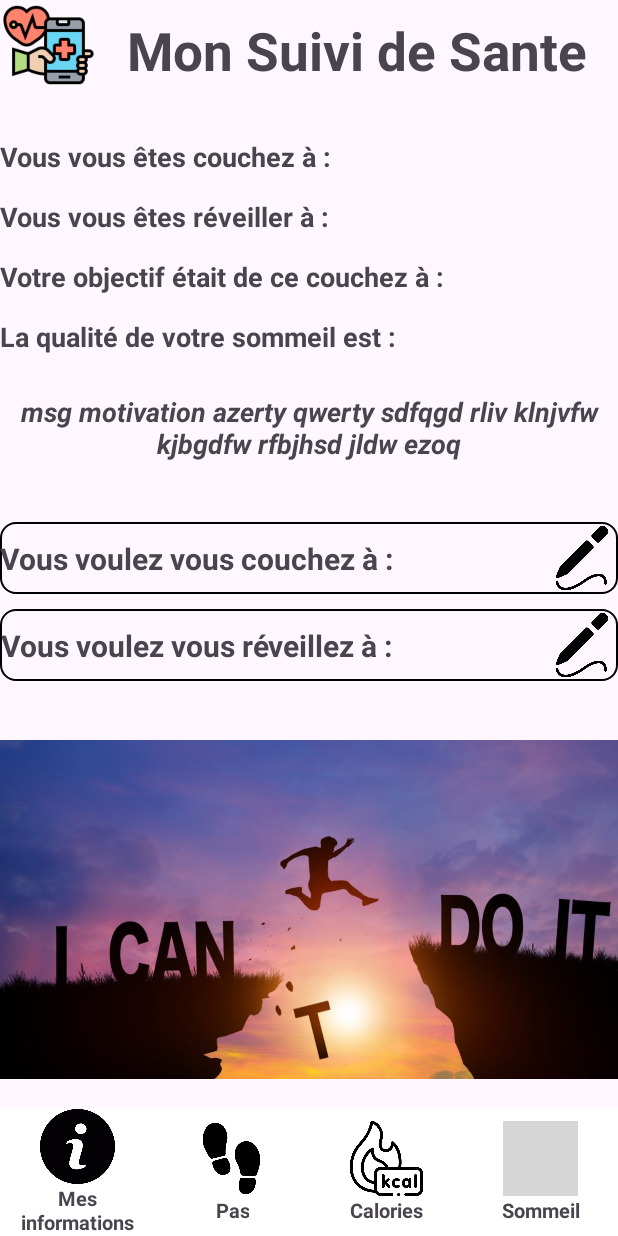
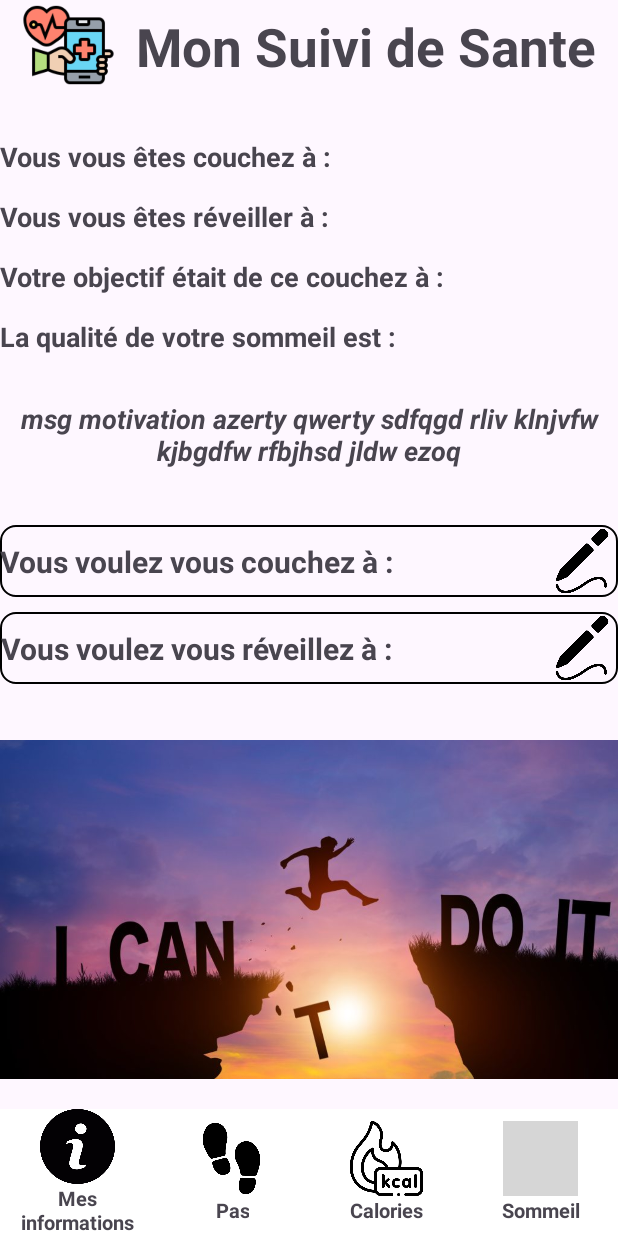
Before and after one commit to Erreur40A/Mon_suivie_de_sante, an Android app: the SommeilActivity screen opened directly, with no data from a screen before it, on a phone screen of 412 x 824 dp. Run offline under Robolectric (Android 15) with nearby library versions, the light colour scheme and no system bars; grey boxes are pictures that could not be loaded.

Commit message:
ajout layout 'entete'

```diff
--- a/app/src/main/res/layout/activity_sommeil.xml
+++ b/app/src/main/res/layout/activity_sommeil.xml
@@ -7,28 +7,9 @@
     android:layout_height="match_parent"
     tools:context=".SommeilActivity">
 
-    <ImageView
-        android:id="@+id/logo"
-        android:layout_width="62dp"
-        android:layout_height="62dp"
-        android:layout_marginStart="1dp"
-        android:adjustViewBounds="true"
-        android:contentDescription="@string/logo_app"
-        app:layout_constraintStart_toStartOf="parent"
-        app:layout_constraintTop_toTopOf="parent"
-        app:srcCompat="@drawable/logo_app" />
-
-    <TextView
-        android:id="@+id/app_name"
-        android:layout_width="wrap_content"
-        android:layout_height="wrap_content"
-        android:layout_marginTop="10dp"
-        android:text="@string/app_name"
-        android:textSize="35sp"
-        android:textStyle="bold"
-        app:layout_constraintEnd_toEndOf="parent"
-        app:layout_constraintStart_toEndOf="@+id/logo"
-        app:layout_constraintTop_toTopOf="parent" />
+    <include
+        layout="@layout/entete"
+        android:id="@+id/entete"/>
 
     <include
         layout="@layout/info_sommeil"
@@ -37,7 +18,7 @@
         android:layout_height="wrap_content"
         app:layout_constraintEnd_toEndOf="parent"
         app:layout_constraintStart_toStartOf="parent"
-        app:layout_constraintTop_toBottomOf="@+id/logo"
+        app:layout_constraintTop_toBottomOf="@id/entete"
         app:layout_constraintBottom_toTopOf="@id/msg_motivation"
         android:layout_marginTop="30dp" />
 
@@ -46,7 +27,7 @@
         layout="@layout/msg_motivation"
         android:layout_width="match_parent"
         android:layout_height="wrap_content"
-        android:layout_marginTop="25sp"
+        android:layout_marginTop="30dp"
         app:layout_constraintEnd_toStartOf="@id/objectif_sommeil"
         app:layout_constraintStart_toEndOf="@id/info_sommeil"
         app:layout_constraintTop_toBottomOf="@id/info_sommeil" />
@@ -57,8 +38,7 @@
         android:layout_width="match_parent"
         android:layout_height="wrap_content"
         app:layout_constraintBottom_toTopOf="@id/img_motivation"
-        app:layout_constraintTop_toBottomOf="@id/msg_motivation"
-        android:layout_marginBottom="0dp" />
+        app:layout_constraintTop_toBottomOf="@id/msg_motivation" />
 
     <ImageView
         android:id="@+id/img_motivation"
@@ -67,13 +47,13 @@
         android:layout_marginBottom="20dp"
         android:adjustViewBounds="true"
         android:contentDescription="@string/image_de_motivation"
-        app:layout_constraintBottom_toTopOf="@+id/include_toolbar"
-        app:layout_constraintEnd_toStartOf="@id/include_toolbar"
+        app:layout_constraintBottom_toTopOf="@id/toolbar"
+        app:layout_constraintEnd_toStartOf="@id/toolbar"
         app:layout_constraintStart_toEndOf="@id/objectif_sommeil"
         app:srcCompat="@drawable/motivation" />
 
     <include
-        android:id="@+id/include_toolbar"
+        android:id="@+id/toolbar"
         layout="@layout/toolbar"
         android:layout_width="match_parent"
         android:layout_height="wrap_content"
--- /dev/null
+++ b/app/src/main/res/layout/entete.xml
@@ -0,0 +1,31 @@
+<?xml version="1.0" encoding="utf-8"?>
+<androidx.constraintlayout.widget.ConstraintLayout xmlns:android="http://schemas.android.com/apk/res/android"
+    xmlns:app="http://schemas.android.com/apk/res-auto"
+    android:layout_width="match_parent"
+    android:layout_height="wrap_content">
+
+    <ImageView
+        android:id="@+id/logo"
+        android:layout_width="62dp"
+        android:layout_height="62dp"
+        android:scaleType="centerInside"
+        android:contentDescription="@string/logo_app"
+        app:layout_constraintStart_toStartOf="parent"
+        app:layout_constraintEnd_toStartOf="@id/app_name"
+        app:layout_constraintTop_toTopOf="parent"
+        app:srcCompat="@drawable/logo_app" />
+
+    <TextView
+        android:id="@+id/app_name"
+        android:layout_width="wrap_content"
+        android:layout_height="wrap_content"
+        android:text="@string/app_name"
+        android:textSize="35sp"
+        android:textStyle="bold"
+        android:gravity="center"
+        app:layout_constraintEnd_toEndOf="parent"
+        app:layout_constraintStart_toEndOf="@+id/logo"
+        app:layout_constraintTop_toTopOf="parent"
+        app:layout_constraintBottom_toBottomOf="parent"/>
+
+</androidx.constraintlayout.widget.ConstraintLayout>
```
